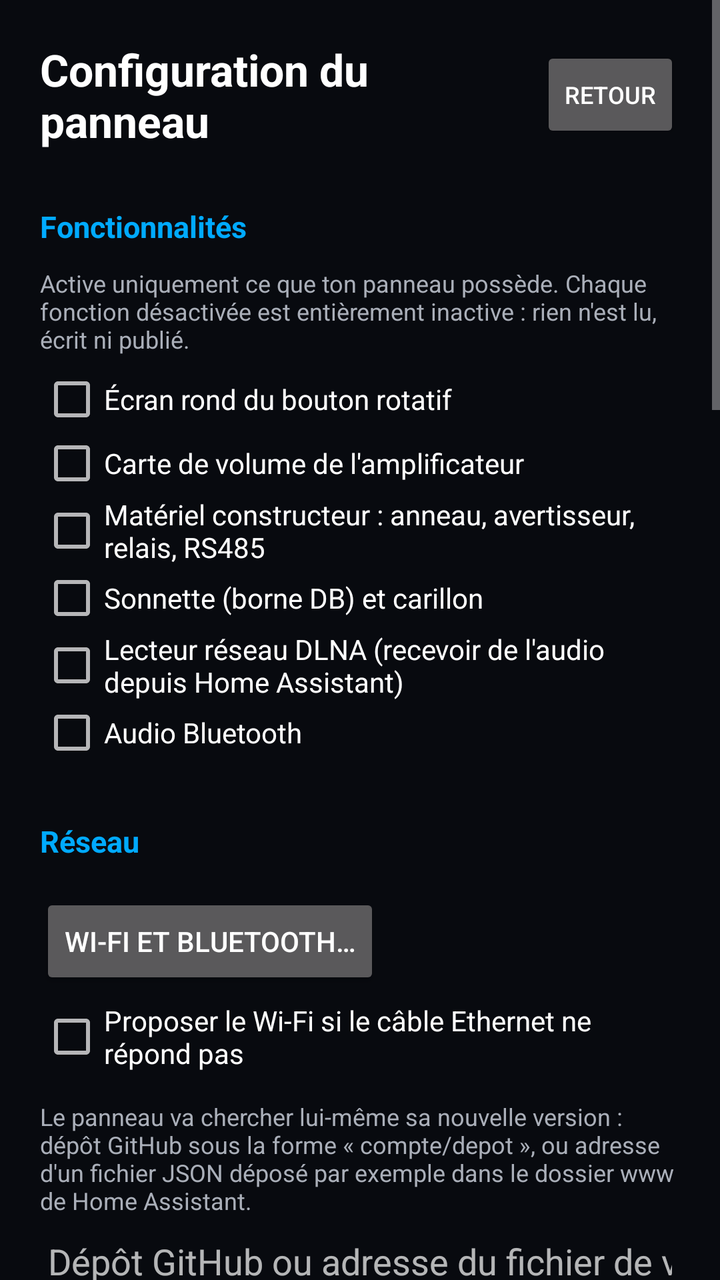
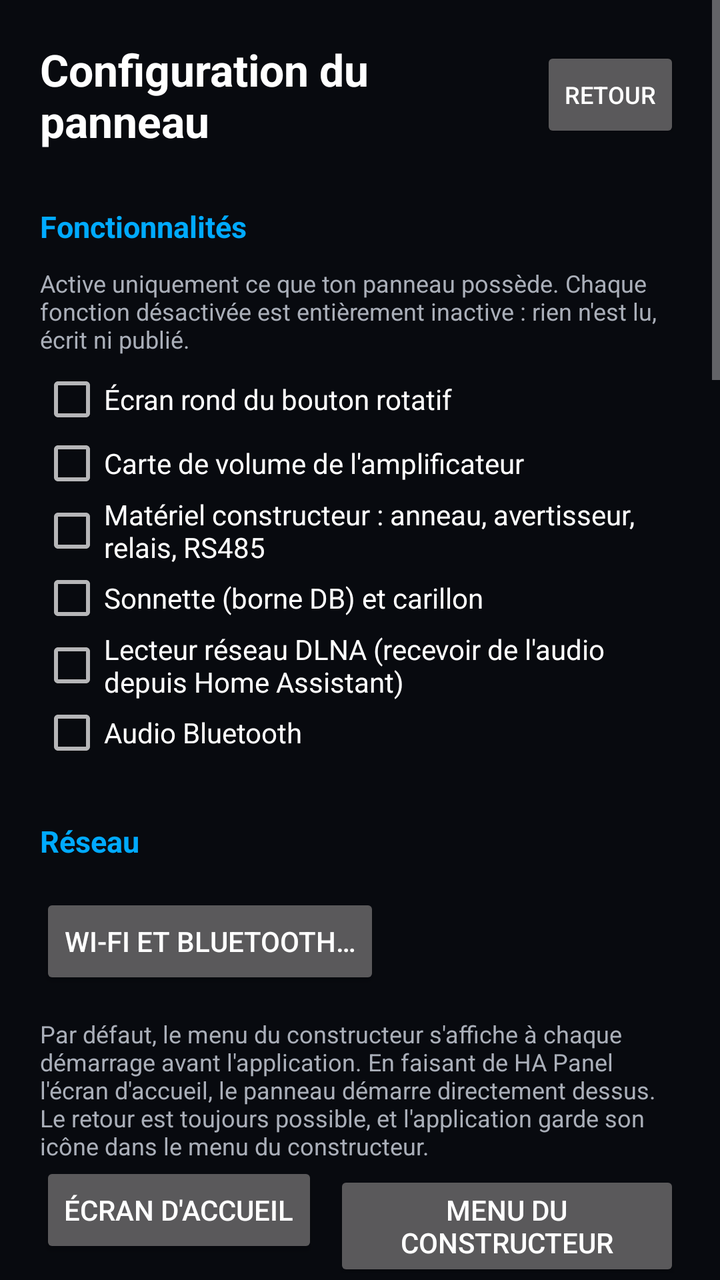

Before-and-after screenshots of an Android layout around one commit, followed by the original layout XML and the change that was made.
<!-- AndroidManifest.xml: application theme Theme.HaPanel -->
<!-- res/layout/activity_setup.xml -->
<?xml version="1.0" encoding="utf-8"?>
<ScrollView xmlns:android="http://schemas.android.com/apk/res/android"
    android:id="@+id/setup_root"
    android:layout_width="match_parent"
    android:layout_height="match_parent"
    android:background="@color/background">

    <LinearLayout
        android:layout_width="match_parent"
        android:layout_height="wrap_content"
        android:orientation="vertical"
        android:focusable="true"
        android:focusableInTouchMode="true"
        android:padding="20dp">

        <LinearLayout
            android:layout_width="match_parent"
            android:layout_height="wrap_content"
            android:orientation="horizontal"
            android:gravity="center_vertical">

            <TextView
                android:layout_width="0dp"
                android:layout_height="wrap_content"
                android:layout_weight="1"
                android:text="@string/setup_title"
                android:textColor="@color/text_primary"
                android:textSize="22sp"
                android:textStyle="bold" />

            <Button
                android:id="@+id/back_button"
                android:layout_width="wrap_content"
                android:layout_height="wrap_content"
                android:minWidth="0dp"
                android:text="@string/back"
                android:textSize="12sp" />
        </LinearLayout>

        

        <TextView
            android:id="@+id/header_features"
            style="@style/SectionHeader"
            android:text="@string/section_features" />

        <LinearLayout
            android:id="@+id/section_features"
            android:layout_width="match_parent"
            android:layout_height="wrap_content"
            android:orientation="vertical">

            <TextView
                android:layout_width="match_parent"
                android:layout_height="wrap_content"
                android:layout_marginBottom="6dp"
                android:text="@string/features_help"
                android:textColor="@color/text_secondary"
                android:textSize="12sp" />

            <CheckBox
                android:id="@+id/feature_knob_screen"
                android:layout_width="wrap_content"
                android:layout_height="wrap_content"
                android:text="@string/feature_knob_screen"
                android:textColor="@color/text_primary" />

            <CheckBox
                android:id="@+id/feature_panel_volume"
                android:layout_width="wrap_content"
                android:layout_height="wrap_content"
                android:text="@string/feature_panel_volume"
                android:textColor="@color/text_primary" />

            <CheckBox
                android:id="@+id/feature_vendor_hw"
                android:layout_width="wrap_content"
                android:layout_height="wrap_content"
                android:text="@string/feature_vendor_hw"
                android:textColor="@color/text_primary" />

            <CheckBox
                android:id="@+id/feature_doorbell"
                android:layout_width="wrap_content"
                android:layout_height="wrap_content"
                android:text="@string/feature_doorbell"
                android:textColor="@color/text_primary" />

            <CheckBox
                android:id="@+id/feature_dlna"
                android:layout_width="wrap_content"
                android:layout_height="wrap_content"
                android:text="@string/feature_dlna"
                android:textColor="@color/text_primary" />

            <CheckBox
                android:id="@+id/feature_bluetooth"
                android:layout_width="wrap_content"
                android:layout_height="wrap_content"
                android:text="@string/feature_bluetooth"
                android:textColor="@color/text_primary" />
        </LinearLayout>

        

        <TextView
            android:id="@+id/header_network"
            style="@style/SectionHeader"
            android:text="@string/section_network" />

        <LinearLayout
            android:id="@+id/section_network"
            android:layout_width="match_parent"
            android:layout_height="wrap_content"
            android:orientation="vertical">

            <Button
                android:id="@+id/open_network"
                android:layout_width="wrap_content"
                android:layout_height="wrap_content"
                android:layout_marginTop="6dp"
                android:text="@string/open_network" />

            <CheckBox
                android:id="@+id/wifi_fallback"
                android:layout_width="wrap_content"
                android:layout_height="wrap_content"
                android:layout_marginTop="6dp"
                android:text="@string/wifi_fallback"
                android:textColor="@color/text_primary" />

            <TextView
                android:layout_width="match_parent"
                android:layout_height="wrap_content"
                android:layout_marginTop="14dp"
                android:text="@string/updates_help"
                android:textColor="@color/text_secondary"
                android:textSize="12sp" />

            <EditText
                android:id="@+id/update_source"
                android:layout_width="match_parent"
                android:layout_height="wrap_content"
                android:hint="@string/hint_update_source"
                android:inputType="textUri"
                android:maxLines="1"
                android:textColor="@color/text_primary" />

            <CheckBox
                android:id="@+id/update_auto"
                android:layout_width="wrap_content"
                android:layout_height="wrap_content"
                android:text="@string/update_auto"
                android:textColor="@color/text_primary" />

            <LinearLayout
                android:layout_width="match_parent"
                android:layout_height="wrap_content"
                android:orientation="horizontal"
                android:gravity="center_vertical">

                <Button
                    android:id="@+id/update_check"
                    android:layout_width="wrap_content"
                    android:layout_height="wrap_content"
                    android:text="@string/update_check" />

                <TextView
                    android:id="@+id/update_state"
                    android:layout_width="0dp"
                    android:layout_height="wrap_content"
                    android:layout_weight="1"
                    android:layout_marginStart="12dp"
                    android:textColor="@color/text_secondary"
                    android:textSize="12sp" />
            </LinearLayout>
        </LinearLayout>

        

        <TextView
            android:id="@+id/header_zigbee"
            style="@style/SectionHeader"
            android:text="@string/section_zigbee" />

        <LinearLayout
            android:id="@+id/section_zigbee"
            android:layout_width="match_parent"
            android:layout_height="wrap_content"
            android:orientation="vertical">

            <TextView
                android:layout_width="match_parent"
                android:layout_height="wrap_content"
                android:text="@string/zigbee_help"
                android:textColor="@color/text_secondary"
                android:textSize="12sp" />

            <CheckBox
                android:id="@+id/feature_zigbee"
                android:layout_width="wrap_content"
                android:layout_height="wrap_content"
                android:layout_marginTop="6dp"
                android:text="@string/feature_zigbee"
                android:textColor="@color/text_primary" />

            <LinearLayout
                android:layout_width="match_parent"
                android:layout_height="wrap_content"
                android:orientation="horizontal">

                <EditText
                    android:id="@+id/zigbee_device"
                    android:layout_width="0dp"
                    android:layout_height="wrap_content"
                    android:layout_weight="2"
                    android:hint="@string/hint_zigbee_device"
                    android:inputType="text"
                    android:maxLines="1"
                    android:textColor="@color/text_primary" />

                <EditText
                    android:id="@+id/zigbee_port"
                    android:layout_width="0dp"
                    android:layout_height="wrap_content"
                    android:layout_weight="1"
                    android:layout_marginStart="12dp"
                    android:hint="@string/hint_zigbee_port"
                    android:inputType="number"
                    android:maxLines="1"
                    android:textColor="@color/text_primary" />
            </LinearLayout>

            <LinearLayout
                android:layout_width="match_parent"
                android:layout_height="wrap_content"
                android:orientation="horizontal"
                android:gravity="center_vertical">

                <Button
                    android:id="@+id/zigbee_probe"
                    android:layout_width="wrap_content"
                    android:layout_height="wrap_content"
                    android:text="@string/zigbee_probe" />

                <TextView
                    android:id="@+id/zigbee_state"
                    android:layout_width="0dp"
                    android:layout_height="wrap_content"
                    android:layout_weight="1"
                    android:layout_marginStart="12dp"
                    android:textColor="@color/text_secondary"
                    android:textSize="12sp" />
            </LinearLayout>
        </LinearLayout>

        

        <TextView
            android:id="@+id/header_connection"
            style="@style/SectionHeader"
            android:text="@string/section_connection" />

        <LinearLayout
            android:id="@+id/section_connection"
            android:layout_width="match_parent"
            android:layout_height="wrap_content"
            android:orientation="vertical">

            <LinearLayout
                android:layout_width="match_parent"
                android:layout_height="wrap_content"
                android:orientation="horizontal">

                <EditText
                    android:id="@+id/host"
                    android:layout_width="0dp"
                    android:layout_height="wrap_content"
                    android:layout_weight="3"
                    android:hint="@string/hint_host"
                    android:inputType="textUri"
                    android:maxLines="1"
                    android:textColor="@color/text_primary"
                    android:textColorHint="@color/text_secondary" />

                <EditText
                    android:id="@+id/port"
                    android:layout_width="0dp"
                    android:layout_height="wrap_content"
                    android:layout_weight="1"
                    android:layout_marginStart="12dp"
                    android:hint="@string/hint_port"
                    android:inputType="number"
                    android:textColor="@color/text_primary"
                    android:textColorHint="@color/text_secondary" />
            </LinearLayout>

            <EditText
                android:id="@+id/token"
                android:layout_width="match_parent"
                android:layout_height="wrap_content"
                android:layout_marginTop="8dp"
                android:hint="@string/hint_token"
                android:inputType="textPassword"
                android:maxLines="1"
                android:textColor="@color/text_primary"
                android:textColorHint="@color/text_secondary" />

            <TextView
                android:layout_width="match_parent"
                android:layout_height="wrap_content"
                android:layout_marginTop="4dp"
                android:text="@string/setup_help"
                android:textColor="@color/text_secondary"
                android:textSize="12sp" />

            <CheckBox
                android:id="@+id/tls"
                android:layout_width="wrap_content"
                android:layout_height="wrap_content"
                android:text="@string/use_tls"
                android:textColor="@color/text_primary" />
        </LinearLayout>

        

        <TextView
            android:id="@+id/header_entities"
            style="@style/SectionHeader"
            android:text="@string/section_entities" />

        <LinearLayout
            android:id="@+id/section_entities"
            android:layout_width="match_parent"
            android:layout_height="wrap_content"
            android:orientation="vertical">

            <EditText
                android:id="@+id/pinned"
                android:layout_width="match_parent"
                android:layout_height="wrap_content"
                android:hint="@string/hint_pinned"
                android:inputType="textMultiLine"
                android:maxLines="3"
                android:textColor="@color/text_primary"
                android:textColorHint="@color/text_secondary" />

            <Button
                android:id="@+id/choose_entities"
                android:layout_width="match_parent"
                android:layout_height="wrap_content"
                android:layout_marginTop="8dp"
                android:text="@string/choose_entities" />
        </LinearLayout>

        

        <TextView
            android:id="@+id/header_display"
            style="@style/SectionHeader"
            android:text="@string/section_display" />

        <LinearLayout
            android:id="@+id/section_display"
            android:layout_width="match_parent"
            android:layout_height="wrap_content"
            android:orientation="vertical">

            <LinearLayout
                android:layout_width="match_parent"
                android:layout_height="wrap_content"
                android:orientation="horizontal"
                android:gravity="center_vertical">

                <EditText
                    android:id="@+id/screensaver_delay"
                    android:layout_width="0dp"
                    android:layout_height="wrap_content"
                    android:layout_weight="1"
                    android:hint="@string/hint_saver_delay"
                    android:inputType="number"
                    android:textColor="@color/text_primary"
                    android:textColorHint="@color/text_secondary" />

                <Spinner
                    android:id="@+id/screensaver_mode"
                    android:layout_width="wrap_content"
                    android:layout_height="wrap_content"
                    android:layout_marginStart="12dp"
                    android:minWidth="170dp" />
            </LinearLayout>

            <EditText
                android:id="@+id/photo_folder"
                android:layout_width="match_parent"
                android:layout_height="wrap_content"
                android:hint="@string/hint_photo_folder"
                android:inputType="textUri"
                android:maxLines="1"
                android:textColor="@color/text_primary"
                android:textColorHint="@color/text_secondary" />

            <LinearLayout
                android:layout_width="match_parent"
                android:layout_height="wrap_content"
                android:orientation="horizontal">

                <EditText
                    android:id="@+id/screen_timeout"
                    android:layout_width="0dp"
                    android:layout_height="wrap_content"
                    android:layout_weight="1"
                    android:hint="@string/hint_timeout"
                    android:inputType="number"
                    android:textColor="@color/text_primary"
                    android:textColorHint="@color/text_secondary" />

                <EditText
                    android:id="@+id/screen_brightness"
                    android:layout_width="0dp"
                    android:layout_height="wrap_content"
                    android:layout_weight="1"
                    android:layout_marginStart="12dp"
                    android:hint="@string/hint_brightness"
                    android:inputType="number"
                    android:textColor="@color/text_primary"
                    android:textColorHint="@color/text_secondary" />
            </LinearLayout>

            <CheckBox
                android:id="@+id/wake_proximity"
                android:layout_width="wrap_content"
                android:layout_height="wrap_content"
                android:text="@string/wake_proximity"
                android:textColor="@color/text_primary" />
        </LinearLayout>

        

        <TextView
            android:id="@+id/header_audio"
            style="@style/SectionHeader"
            android:text="@string/section_audio" />

        <LinearLayout
            android:id="@+id/section_audio"
            android:layout_width="match_parent"
            android:layout_height="wrap_content"
            android:orientation="vertical">

            <LinearLayout
                android:layout_width="match_parent"
                android:layout_height="wrap_content"
                android:orientation="horizontal"
                android:gravity="center_vertical">

                <TextView
                    android:layout_width="wrap_content"
                    android:layout_height="wrap_content"
                    android:text="@string/chime_label"
                    android:textColor="@color/text_secondary"
                    android:textSize="14sp" />

                <Spinner
                    android:id="@+id/chime_choice"
                    android:layout_width="0dp"
                    android:layout_height="wrap_content"
                    android:layout_weight="1"
                    android:layout_marginStart="12dp" />

                <Button
                    android:id="@+id/chime_test"
                    android:layout_width="wrap_content"
                    android:layout_height="wrap_content"
                    android:layout_marginStart="8dp"
                    android:minWidth="0dp"
                    android:text="@string/chime_test"
                    android:textSize="12sp" />
            </LinearLayout>

            <EditText
                android:id="@+id/go2rtc_url"
                android:layout_width="match_parent"
                android:layout_height="wrap_content"
                android:hint="@string/hint_go2rtc"
                android:inputType="textUri"
                android:maxLines="1"
                android:textColor="@color/text_primary"
                android:textColorHint="@color/text_secondary" />

            <LinearLayout
                android:layout_width="match_parent"
                android:layout_height="wrap_content"
                android:orientation="horizontal">

                <TextView
                    android:layout_width="wrap_content"
                    android:layout_height="wrap_content"
                    android:text="@string/camera_label"
                    android:textColor="@color/text_secondary"
                    android:textSize="14sp" />

                <Spinner
                    android:id="@+id/doorbell_camera"
                    android:layout_width="0dp"
                    android:layout_height="wrap_content"
                    android:layout_weight="3"
                    android:layout_marginStart="12dp" />

                <EditText
                    android:id="@+id/doorbell_camera_seconds"
                    android:layout_width="0dp"
                    android:layout_height="wrap_content"
                    android:layout_weight="1"
                    android:layout_marginStart="12dp"
                    android:hint="@string/hint_doorbell_camera_seconds"
                    android:inputType="number"
                    android:textColor="@color/text_primary"
                    android:textColorHint="@color/text_secondary" />
            </LinearLayout>

            <Button
                android:id="@+id/doorbell_test"
                android:layout_width="match_parent"
                android:layout_height="wrap_content"
                android:layout_marginTop="6dp"
                android:text="@string/doorbell_test" />

            <CheckBox
                android:id="@+id/chime_on_doorbell"
                android:layout_width="wrap_content"
                android:layout_height="wrap_content"
                android:text="@string/chime_on_doorbell"
                android:textColor="@color/text_primary" />

            <CheckBox
                android:id="@+id/assistant_enabled"
                android:layout_width="wrap_content"
                android:layout_height="wrap_content"
                android:text="@string/assistant_enabled"
                android:textColor="@color/text_primary" />

            <CheckBox
                android:id="@+id/publish"
                android:layout_width="wrap_content"
                android:layout_height="wrap_content"
                android:text="@string/publish_sensors"
                android:textColor="@color/text_primary" />
        </LinearLayout>

        <Button
            android:id="@+id/connect"
            android:layout_width="match_parent"
            android:layout_height="wrap_content"
            android:layout_marginTop="20dp"
            android:text="@string/save" />

    </LinearLayout>
</ScrollView>
<!-- resources referenced by this layout -->
<resources>
  <color name="background">#FF080A0F</color>
  <color name="text_primary">#FFFFFFFF</color>
  <color name="text_secondary">#FFAAAFB9</color>
  <string name="assistant_enabled">Assistant vocal (nécessite le micro)</string>
  <string name="back">Retour</string>
  <string name="camera_label">Caméra à la sonnerie</string>
  <string name="chime_label">Carillon</string>
  <string name="chime_on_doorbell">Jouer le carillon quand on sonne (borne DB)</string>
  <string name="chime_test">Essayer</string>
  <string name="choose_entities">Choisir les entités à afficher…</string>
  <string name="doorbell_test">Tester la sonnerie complète (carillon + caméra)</string>
  <string name="feature_bluetooth">Audio Bluetooth</string>
  <string name="feature_dlna">Lecteur réseau DLNA (recevoir de l\'audio depuis Home Assistant)</string>
  <string name="feature_doorbell">Sonnette (borne DB) et carillon</string>
  <string name="feature_knob_screen">Écran rond du bouton rotatif</string>
  <string name="feature_panel_volume">Carte de volume de l\'amplificateur</string>
  <string name="feature_vendor_hw">Matériel constructeur : anneau, avertisseur, relais, RS485</string>
  <string name="feature_zigbee">Exposer la radio Zigbee sur le réseau</string>
  <string name="hint_brightness">Luminosité écran (5 à 100 %)</string>
  <string name="hint_doorbell_camera_seconds">Durée d\'affichage (s)</string>
  <string name="hint_go2rtc">Adresse go2rtc, ex. http://192.168.1.10:1984</string>
  <string name="hint_host">Adresse du serveur Home Assistant</string>
  <string name="hint_photo_folder">Dossier des photos du diaporama</string>
  <string name="hint_pinned">Entités à afficher (vide = automatique)</string>
  <string name="hint_port">Port</string>
  <string name="hint_saver_delay">Écran de veille après (s, 0 = jamais)</string>
  <string name="hint_timeout">Extinction totale après (s, 0 = jamais)</string>
  <string name="hint_token">Jeton d\'accès longue durée</string>
  <string name="hint_update_source">Dépôt GitHub ou adresse du fichier de version</string>
  <string name="hint_zigbee_device">Port série, ex. /dev/ttyS3</string>
  <string name="hint_zigbee_port">Port TCP d\'écoute</string>
  <string name="open_network">Wi-Fi et Bluetooth…</string>
  <string name="publish_sensors">Publier les capteurs du panneau vers Home Assistant</string>
  <string name="save">Enregistrer</string>
  <string name="section_audio">Audio, sonnette et assistant</string>
  <string name="section_connection">Connexion au serveur</string>
  <string name="section_display">Écran et veille</string>
  <string name="section_entities">Entités affichées</string>
  <string name="section_features">Fonctionnalités</string>
  <string name="section_network">Réseau</string>
  <string name="section_zigbee">Zigbee</string>
  <string name="setup_help">Le jeton se crée dans Home Assistant : ton profil, onglet Sécurité, « Jetons d\'accès longue durée ».</string>
  <string name="setup_title">Configuration du panneau</string>
  <string name="update_auto">Vérifier au démarrage</string>
  <string name="update_check">Vérifier maintenant</string>
  <string name="use_tls">Utiliser HTTPS / WSS</string>
  <string name="wake_proximity">Réveiller l\'écran quand quelqu\'un s\'approche</string>
  <string name="wifi_fallback">Proposer le Wi-Fi si le câble Ethernet ne répond pas</string>
  <string name="zigbee_probe">Chercher la radio Zigbee</string>
  <color name="accent">#FF00AAFF</color>
  <!-- unchanged entries left out for length: 5 -->
</resources>

<!-- the commit's change to res/layout/activity_setup.xml (unified diff, before → after) -->
@@ -121,6 +121,40 @@
                 android:layout_marginTop="6dp"
                 android:text="@string/open_network" />
 
+            <TextView
+                android:layout_width="match_parent"
+                android:layout_height="wrap_content"
+                android:layout_marginTop="14dp"
+                android:text="@string/launcher_help"
+                android:textColor="@color/text_secondary"
+                android:textSize="12sp" />
+
+            <LinearLayout
+                android:layout_width="match_parent"
+                android:layout_height="wrap_content"
+                android:orientation="horizontal">
+
+                <Button
+                    android:id="@+id/launcher_take"
+                    android:layout_width="wrap_content"
+                    android:layout_height="wrap_content"
+                    android:text="@string/launcher_take" />
+
+                <Button
+                    android:id="@+id/launcher_release"
+                    android:layout_width="wrap_content"
+                    android:layout_height="wrap_content"
+                    android:layout_marginStart="8dp"
+                    android:text="@string/launcher_release" />
+            </LinearLayout>
+
+            <TextView
+                android:id="@+id/launcher_state"
+                android:layout_width="match_parent"
+                android:layout_height="wrap_content"
+                android:textColor="@color/text_secondary"
+                android:textSize="12sp" />
+
             <CheckBox
                 android:id="@+id/wifi_fallback"
                 android:layout_width="wrap_content"
<!-- resource entries referenced after the edit -->
@@ -31,6 +31,9 @@
   <string name="hint_update_source">Dépôt GitHub ou adresse du fichier de version</string>
   <string name="hint_zigbee_device">Port série, ex. /dev/ttyS3</string>
   <string name="hint_zigbee_port">Port TCP d\'écoute</string>
+  <string name="launcher_help">Par défaut, le menu du constructeur s\'affiche à chaque démarrage avant l\'application. En faisant de HA Panel l\'écran d\'accueil, le panneau démarre directement dessus. Le retour est toujours possible, et l\'application garde son icône dans le menu du constructeur.</string>
+  <string name="launcher_release">Menu du constructeur</string>
+  <string name="launcher_take">Écran d\'accueil</string>
   <string name="open_network">Wi-Fi et Bluetooth…</string>
   <string name="publish_sensors">Publier les capteurs du panneau vers Home Assistant</string>
   <string name="save">Enregistrer</string>
